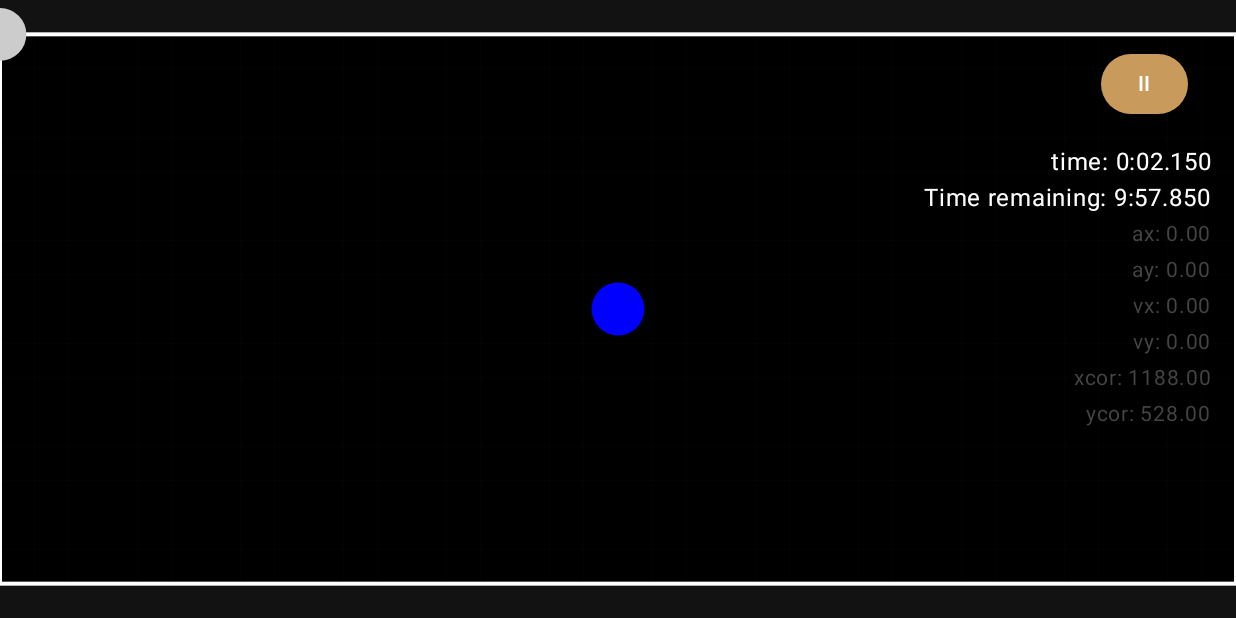
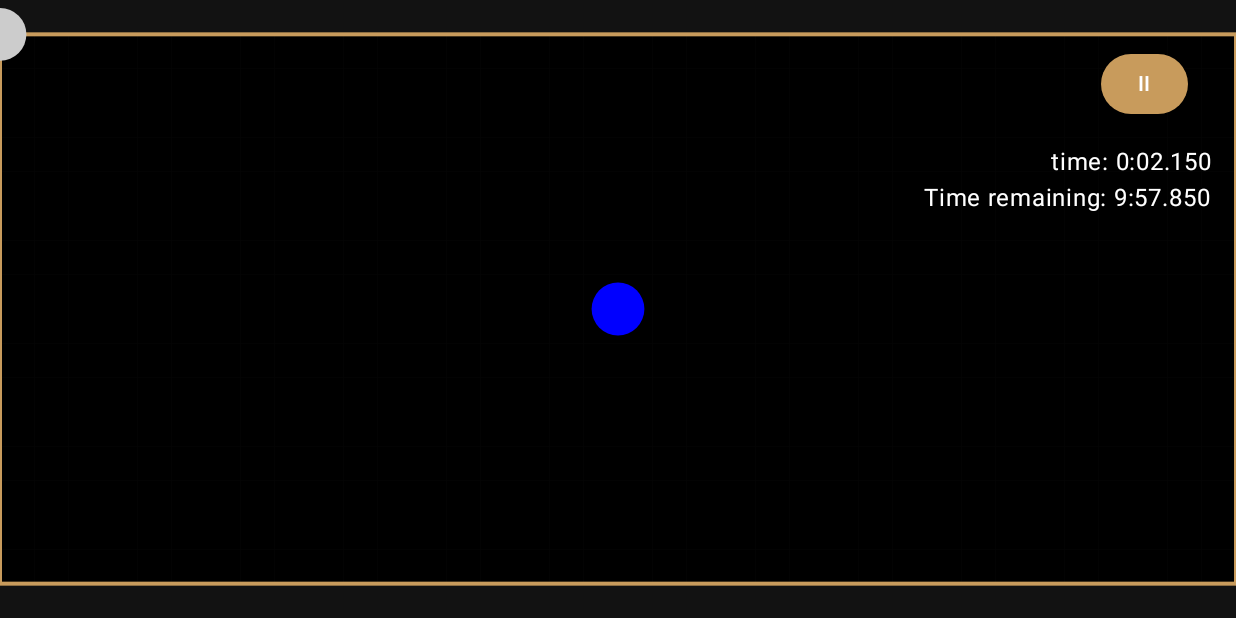
Before and after one commit to Viktoris05/AppDev3Ballanca, an Android app built with Jetpack Compose: the EditorScreen screen opened through its navigation route, after a tap on "Play", on a phone screen of 824 x 412 dp (held sideways). Run offline under Robolectric (Android 15) with nearby library versions, the phone set to English and light mode, and no system bars.

Commit message:
Small QoL changes and Bug fixing

```diff
--- a/Ballance/app/src/main/java/com/example/ballance/ui/screens/EditorScreen.kt
+++ b/Ballance/app/src/main/java/com/example/ballance/ui/screens/EditorScreen.kt
@@ -28,6 +28,7 @@ import com.example.ballance.viewModels.MazeViewModel
 import com.example.ballance.MusicPlayer
 import com.example.ballance.ui.theme.*
 import com.example.ballance.ui.navigation.Screen
+import com.example.ballance.utilities.BallMovementStore
 import com.example.ballance.utilities.LevelSession
 
 @Composable
@@ -102,6 +103,7 @@ fun EditorScreen(
                                 }
                                 // Mark "custom" (not one of the 10 packaged)
                                 LevelSession.currentLevelIndex = null
+                                BallMovementStore.loadBestMovement(context,null)
                                 navController.navigate(Screen.Game.route)
                             } catch (e: Exception) {
                                 Toast.makeText(context, "Please save your level first.", Toast.LENGTH_SHORT).show()
--- a/Ballance/app/src/main/java/com/example/ballance/ui/screens/GameScreen.kt
+++ b/Ballance/app/src/main/java/com/example/ballance/ui/screens/GameScreen.kt
@@ -321,13 +321,13 @@ fun GameScreen(
 
                 //debug values on screen
                 fun Float.format(digits: Int): String = "%.${digits}f".format(this)
-
-                Text("ax: ${sensorHandler.tiltX.format(2)}", color = Color.DarkGray, fontSize = 14.sp)
-                Text("ay: ${sensorHandler.tiltY.format(2)}", color = Color.DarkGray, fontSize = 14.sp)
-                Text("vx: ${velocityX.format(2)}", color = Color.DarkGray, fontSize = 14.sp)
-                Text("vy: ${velocityY.format(2)}", color = Color.DarkGray, fontSize = 14.sp)
-                Text("xcor: ${ballX.format(2)}", color = Color.DarkGray, fontSize = 14.sp)
-                Text("ycor: ${ballY.format(2)}", color = Color.DarkGray, fontSize = 14.sp)
+                    //remove debug
+//                Text("ax: ${sensorHandler.tiltX.format(2)}", color = Color.DarkGray, fontSize = 14.sp)
+//                Text("ay: ${sensorHandler.tiltY.format(2)}", color = Color.DarkGray, fontSize = 14.sp)
+//                Text("vx: ${velocityX.format(2)}", color = Color.DarkGray, fontSize = 14.sp)
+//                Text("vy: ${velocityY.format(2)}", color = Color.DarkGray, fontSize = 14.sp)
+//                Text("xcor: ${ballX.format(2)}", color = Color.DarkGray, fontSize = 14.sp)
+//                Text("ycor: ${ballY.format(2)}", color = Color.DarkGray, fontSize = 14.sp)
             }
 
         }
--- a/Ballance/app/src/main/java/com/example/ballance/ui/screens/utilities/GameCanvas.kt
+++ b/Ballance/app/src/main/java/com/example/ballance/ui/screens/utilities/GameCanvas.kt
@@ -80,7 +80,7 @@ fun GameCanvas(
         val mazeWidth = cellPx.width * maze[0].size
         val mazeHeight = cellPx.height * maze.size
         drawRect(
-            color = Color.White,
+            color = accentColor,
             topLeft = mazeTopLeft,
             size = androidx.compose.ui.geometry.Size(mazeWidth, mazeHeight),
             style = Stroke(width = 4f)
--- a/Ballance/app/src/main/java/com/example/ballance/utilities/BallMovementStore.kt
+++ b/Ballance/app/src/main/java/com/example/ballance/utilities/BallMovementStore.kt
@@ -48,7 +48,10 @@ object BallMovementStore {
      * @param levelIndex 1..10
      */
     fun loadBestMovement(context: Context, levelIndex: Int?) {
-        if (!isTrackableLevel(levelIndex)) return
+        if (!isTrackableLevel(levelIndex)){
+            bestMovement = Array(size) {null}
+            return
+        }
         val fileName = "BestTrackLevel$levelIndex"
         val file = File(context.filesDir, fileName)
         if(!file.exists()) {
```
